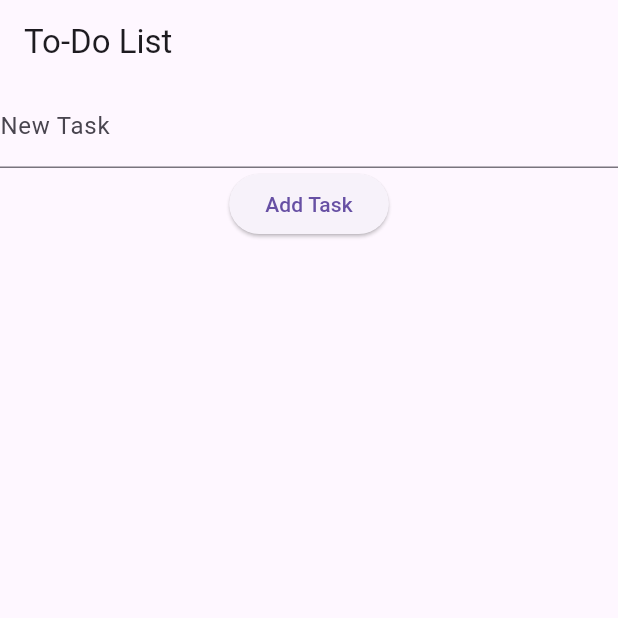
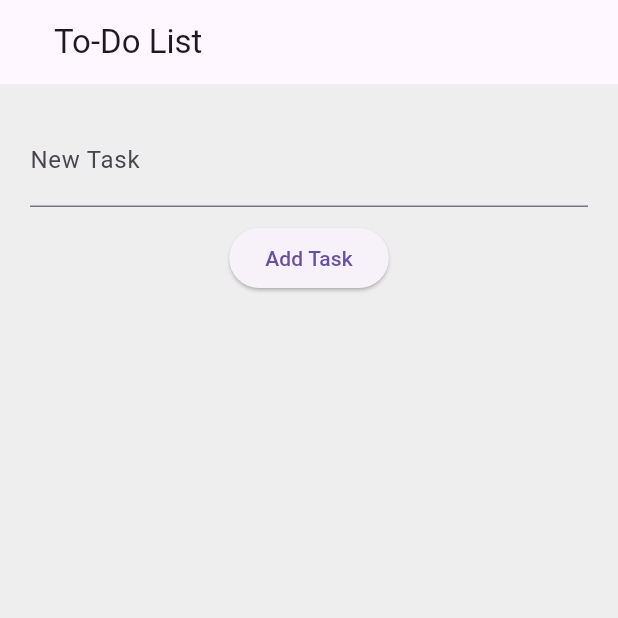
Before and after one commit to pandaxin8/todo-list-app, a Flutter app: the screen it shows after launch, on a phone screen of 412 x 824 dp, the top half of it. Run offline on Flutter 3.47's test engine with Material 3 defaults, Android fonts, the phone set to English and light mode, and no system bars.

Commit message:
add styling

```diff
--- a/todo_list_app/lib/main.dart
+++ b/todo_list_app/lib/main.dart
@@ -12,6 +12,10 @@ class MyApp extends StatelessWidget {
     return MaterialApp(
       title: 'To-Do List App',
       home: TodoScreen(),
+      theme: ThemeData(
+        primarySwatch: Colors.blue,
+        visualDensity: VisualDensity.adaptivePlatformDensity,
+      ),
     );
   }
 }
@@ -47,20 +51,47 @@ class _TodoScreenState extends State<TodoScreen> {
     });
   }
 
+  void toggleTaskImportance(int taskId) {
+    setState(() {
+      tasks.firstWhere((task) => task.id == taskId).isImportant =
+          !tasks.firstWhere((task) => task.id == taskId).isImportant;
+    });
+  }
+
 @override
   Widget build(BuildContext context) {
     return Scaffold(
       appBar: AppBar(
-        title: Text('To-Do List'),
+        title: Padding(
+          padding: EdgeInsets.only(left: 20.0, right: 20.0),
+          child: Text('To-Do List'),
+        ),
       ),
       body: Column(
         children: [
-          TextField(
+          SizedBox(height: 20.0), // add some space at top
+
+          Padding(
+            padding: EdgeInsets.symmetric(horizontal: 20.0),
+            child: TextField(
               controller: taskController,
               decoration: InputDecoration(
                 labelText: 'New Task',
               ),
+              style: TextStyle(fontFamily: 'RobotoMono', fontSize: 20.0),
+              textInputAction: TextInputAction.done,
+              onSubmitted: (_) => addTask(), // call addTask() when Enter is pressed
             ),
+          ),
+          // TextField(
+          //   controller: taskController,
+          //   decoration: InputDecoration(
+          //     labelText: 'New Task',
+          //   ),
+          //   style: TextStyle(fontFamily: 'RobotoMono', fontSize: 20.0),
+          //   textInputAction: TextInputAction.done,
+          // ),
+          SizedBox(height: 10.0), // add some space between text field and button
           ElevatedButton(
             onPressed: addTask,
             child: Text('Add Task'),
@@ -70,21 +101,41 @@ class _TodoScreenState extends State<TodoScreen> {
               itemCount: tasks.length,
               itemBuilder: (context, index) {
                 return ListTile(
-                  title: Text(tasks[index].title),
+                  title: Text(tasks[index].title,
+                  style: TextStyle(fontFamily: 'SourceSansPro')),
                   leading: Checkbox(
                     value: tasks[index].isCompleted,
                     onChanged: (_) => toggleTaskCompletion(tasks[index].id),
                   ),
-                  trailing: IconButton(
+                  // trailing: IconButton(
+                  //   icon: Icon(Icons.delete),
+                  //   onPressed: () => removeTask(tasks[index].id),
+                  // ),
+                  trailing: Row(
+                    mainAxisSize: MainAxisSize.min, // Compact trailing icons
+                    children: [
+                      IconButton(
                         icon: Icon(Icons.delete),
                         onPressed: () => removeTask(tasks[index].id),
                       ),
+                      IconButton(
+                        icon: Icon(Icons.star,
+                          color: tasks[index].isImportant
+                              ? Colors.amber
+                              : Colors.grey[600],
+                        ), // Add star icon for important tasks
+                        onPressed: () => toggleTaskImportance(tasks[index].id),
+                      )
+                    ]
+                  )
                 );
               },
             ),
           ),
+          SizedBox(height: 10.0),
         ],
       ),
+      backgroundColor: Colors.grey[200], // Light grey background
     );
   }
 
--- a/todo_list_app/lib/task_model.dart
+++ b/todo_list_app/lib/task_model.dart
@@ -4,6 +4,7 @@ class Task {
   final int id;
   final String title;
   bool isCompleted;
+  bool isImportant = false;
 
   Task({
     required this.id,
```
Lines whose indentation alone changed are shown as unchanged.
